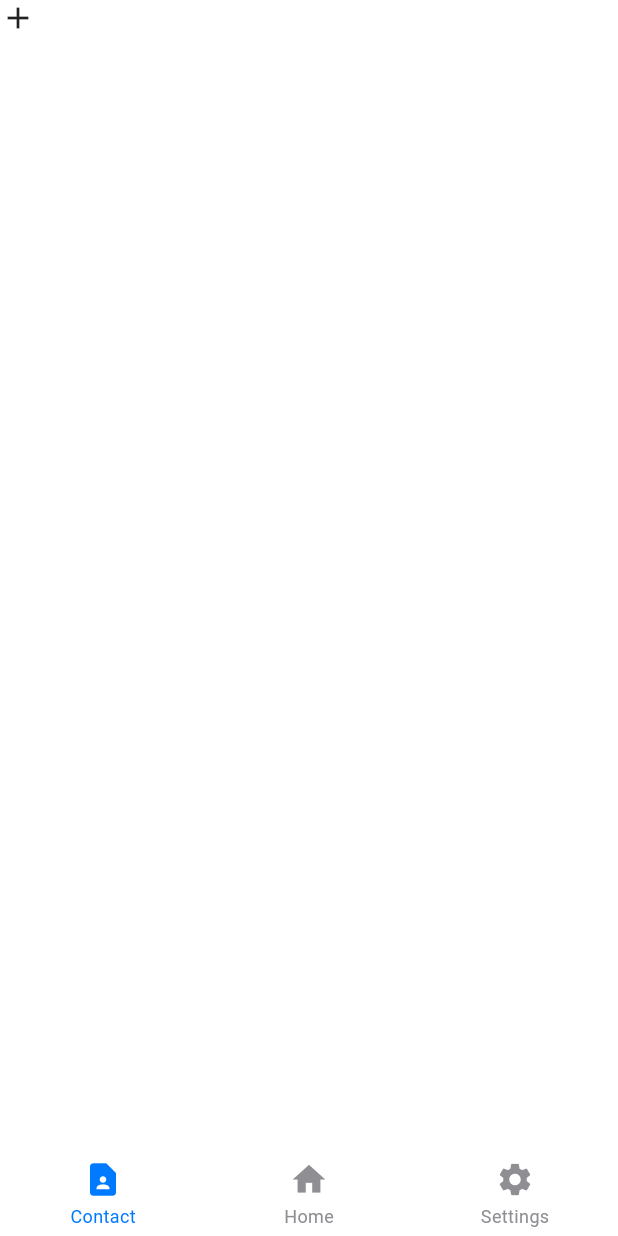
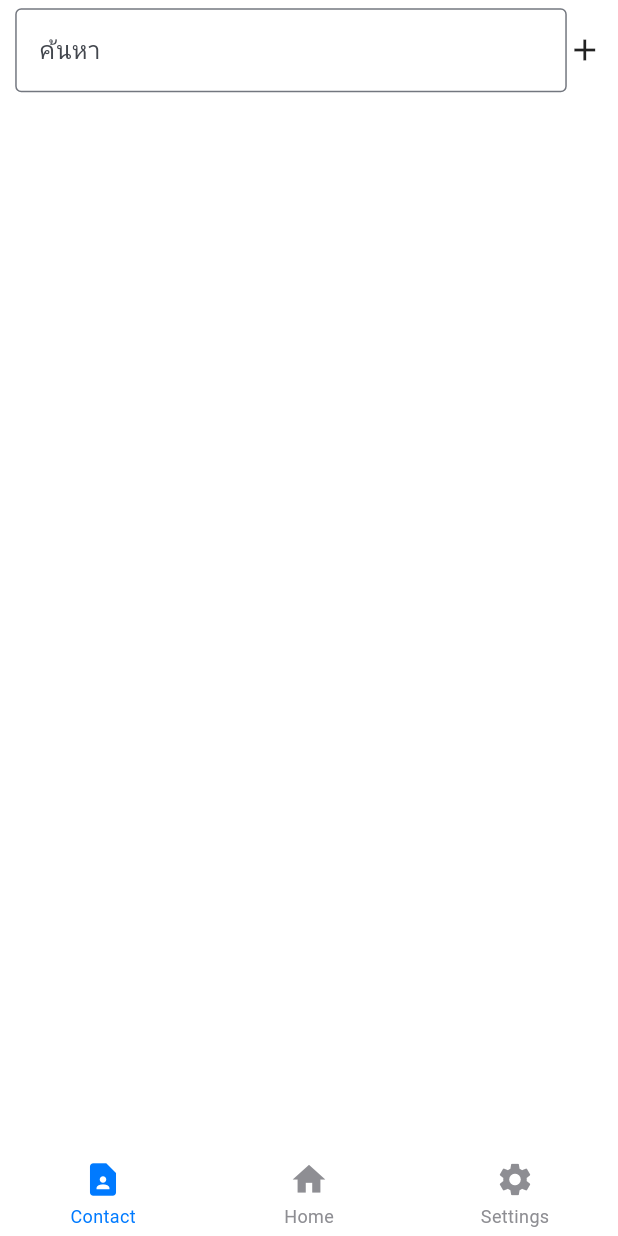
Before and after one commit to Benzt2h/flutter_profile_contact, a Flutter app: the screen it shows after launch, on a phone screen of 412 x 824 dp. Run offline on Flutter 3.47's test engine with Material 3 defaults, Android fonts, the light colour scheme and no system bars; drawn by our look-alikes of persistent_bottom_nav_bar_v2; our stand-ins replace awesome_dialog, flutter_screenutil, get.

Commit message:
contact done

```diff
--- a/lib/modules/main/screens/contact_screen.dart
+++ b/lib/modules/main/screens/contact_screen.dart
@@ -10,17 +10,33 @@ class ContactScreen extends GetView<ContactViewmodel> {
 
   @override
   Widget build(BuildContext context) {
-    return Column(
-      children: [
-        _buildFillerBar(),
-        _buildPersonList(),
-      ],
+    return Padding(
+      padding: EdgeInsets.symmetric(vertical: 5.w, horizontal: 10.h),
+      child: Column(
+        children: [
+          _buildFillerBar(),
+          _buildPersonList(),
+        ],
+      ),
     );
   }
 
   Widget _buildFillerBar() {
     return Row(
       children: [
+        Expanded(
+          child: TextFormField(
+            controller: controller.txtfillterController,
+            onChanged: (value) {
+              controller.onFillter(value);
+            },
+            decoration: InputDecoration(
+              labelText: 'ค้นหา',
+              border: OutlineInputBorder(),
+            ),
+            keyboardType: TextInputType.text,
+          ),
+        ),
         GestureDetector(
           onTap: () async {
             await _buildDialogAddPerson().show();
@@ -35,7 +51,7 @@ class ContactScreen extends GetView<ContactViewmodel> {
     return Expanded(
       child: Obx(
         () => ListView.separated(
-          itemCount: controller.listPerson.length,
+          itemCount: controller.listPersonFillter.length,
           separatorBuilder: (BuildContext context, int index) =>
               const Divider(),
           itemBuilder: (context, index) {
```
Also changed, not shown: lib/modules/main/view_model/contact_viewmodel.dart (+18 -0 lines).
